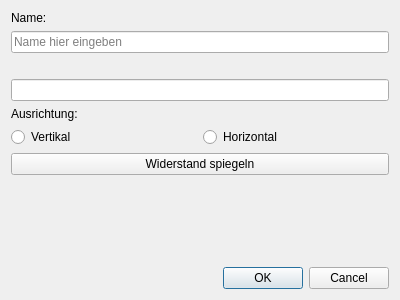
Old version of the form src/view/editview.ui in the repository 3ricS/NOR.
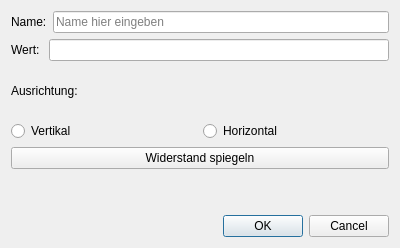
New version of the form.

```diff
--- a/src/view/editview.ui
+++ b/src/view/editview.ui
@@ -7,7 +7,7 @@
     <x>0</x>
     <y>0</y>
     <width>400</width>
-    <height>300</height>
+    <height>248</height>
    </rect>
   </property>
   <property name="windowTitle">
@@ -17,6 +17,8 @@
    <item row="0" column="0">
     <layout class="QVBoxLayout" name="verticalLayout">
      <item>
+      <layout class="QHBoxLayout" name="horizontalLayout_3">
+       <item>
       <widget class="QLabel" name="labelName">
        <property name="text">
         <string>Name:</string>
@@ -30,15 +32,28 @@
        </property>
       </widget>
      </item>
+      </layout>
+     </item>
+     <item>
+      <layout class="QHBoxLayout" name="horizontalLayout_4">
      <item>
       <widget class="QLabel" name="labelValue">
        <property name="text">
-        <string/>
+          <string>Wert: </string>
        </property>
       </widget>
      </item>
      <item>
-      <widget class="QLineEdit" name="textEditValue"/>
+        <widget class="QLineEdit" name="textEditValue">
+         <property name="sizePolicy">
+          <sizepolicy hsizetype="Expanding" vsizetype="Fixed">
+           <horstretch>0</horstretch>
+           <verstretch>0</verstretch>
+          </sizepolicy>
+         </property>
+        </widget>
+       </item>
+      </layout>
      </item>
      <item>
       <widget class="QLabel" name="labelOrientation">
@@ -77,6 +92,9 @@
        <property name="orientation">
         <enum>Qt::Vertical</enum>
        </property>
+       <property name="sizeType">
+        <enum>QSizePolicy::Fixed</enum>
+       </property>
        <property name="sizeHint" stdset="0">
         <size>
          <width>20</width>
```
Left out of the diff: 20 changed lines with no effect on the pictures. Lines whose indentation alone changed are shown as unchanged.
